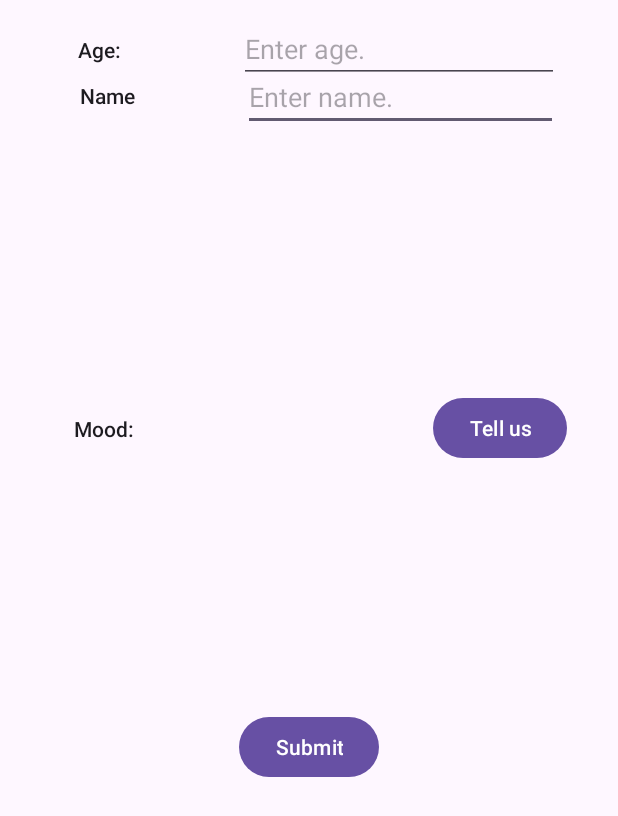
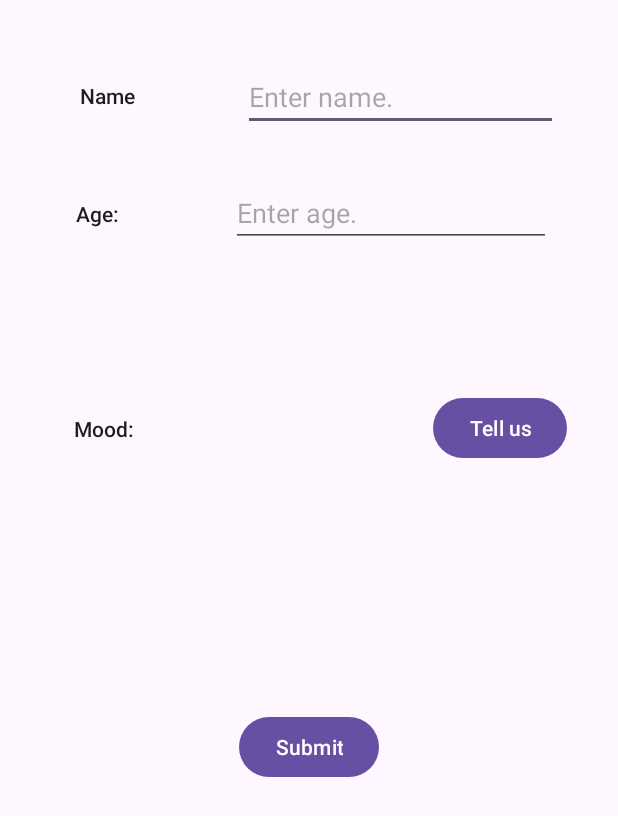
Before and after one commit to mihirphatak/IntentsDemo, an Android app: the screen it shows after launch (MainActivity), after a tap on "Submit", on a phone screen of 412 x 824 dp. Shown: the top 816 px of the screen. Run offline under Robolectric (Android 15) with nearby library versions, the phone set to English and light mode, and no system bars.

```diff
--- a/app/src/main/java/com/example/intentsdemo/MainActivity.java
+++ b/app/src/main/java/com/example/intentsdemo/MainActivity.java
@@ -12,6 +12,7 @@ import android.os.Bundle;
 import android.view.View;
 import android.widget.EditText;
 import android.widget.ImageView;
+import android.widget.Toast;
 
 public class MainActivity extends AppCompatActivity {
 
@@ -78,7 +79,14 @@ public class MainActivity extends AppCompatActivity {
         findViewById(R.id.buttonSubmit).setOnClickListener(new View.OnClickListener() {
             @Override
             public void onClick(View view) {
+                String formName = name.getText().toString();
+                String formAge = age.getText().toString();
+                int mood = moodState;
+                if (formName != null && formName.length() > 0 && formAge != null && formAge.length() > 0 && mood != -1) {
 
+                } else {
+                    Toast.makeText(MainActivity.this, "Please enter all input fields", Toast.LENGTH_SHORT).show();
+                }
             }
         });
     }
--- a/app/src/main/res/layout/activity_main.xml
+++ b/app/src/main/res/layout/activity_main.xml
@@ -37,13 +37,14 @@
         android:id="@+id/editTextAge"
         android:layout_width="wrap_content"
         android:layout_height="wrap_content"
+        android:layout_marginTop="32dp"
         android:ems="10"
         android:hint="Enter age."
         android:inputType="number"
         app:layout_constraintEnd_toEndOf="parent"
-        app:layout_constraintHorizontal_bias="0.835"
+        app:layout_constraintHorizontal_bias="0.805"
         app:layout_constraintStart_toStartOf="parent"
-        tools:layout_editor_absoluteY="94dp" />
+        app:layout_constraintTop_toBottomOf="@+id/editTextName" />
 
     <TextView
         android:id="@+id/textViewAge"
```
